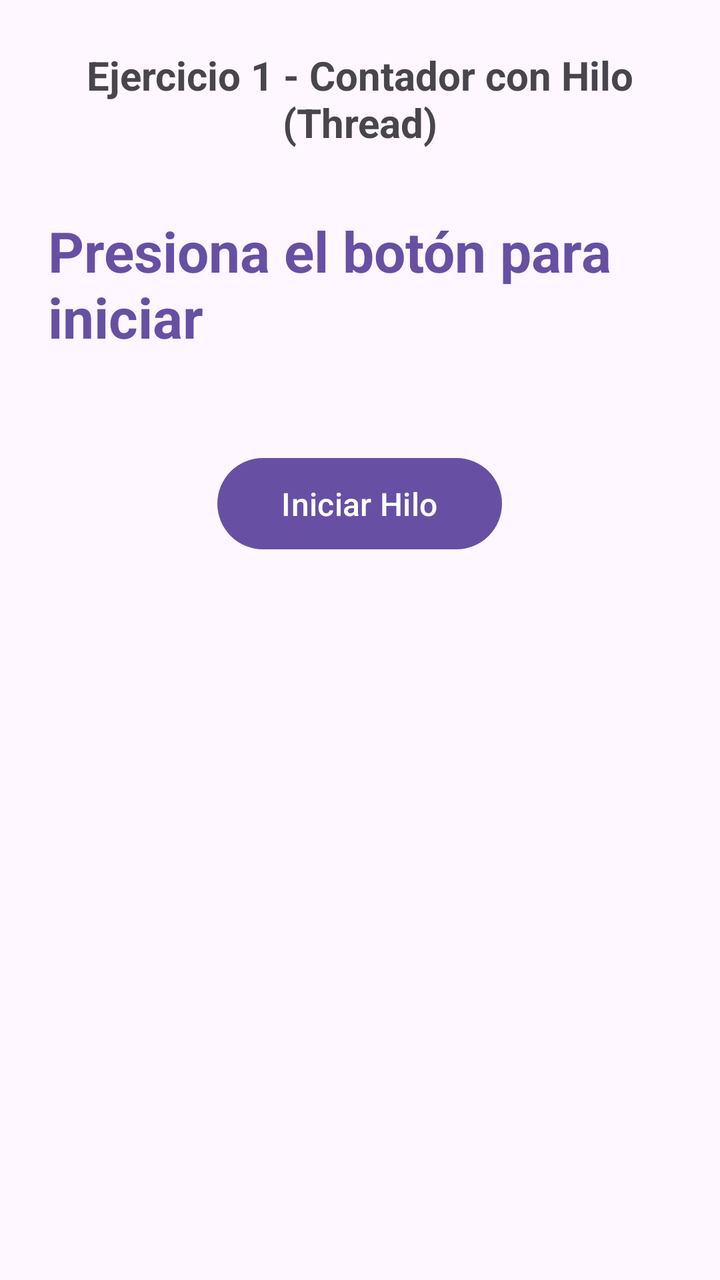
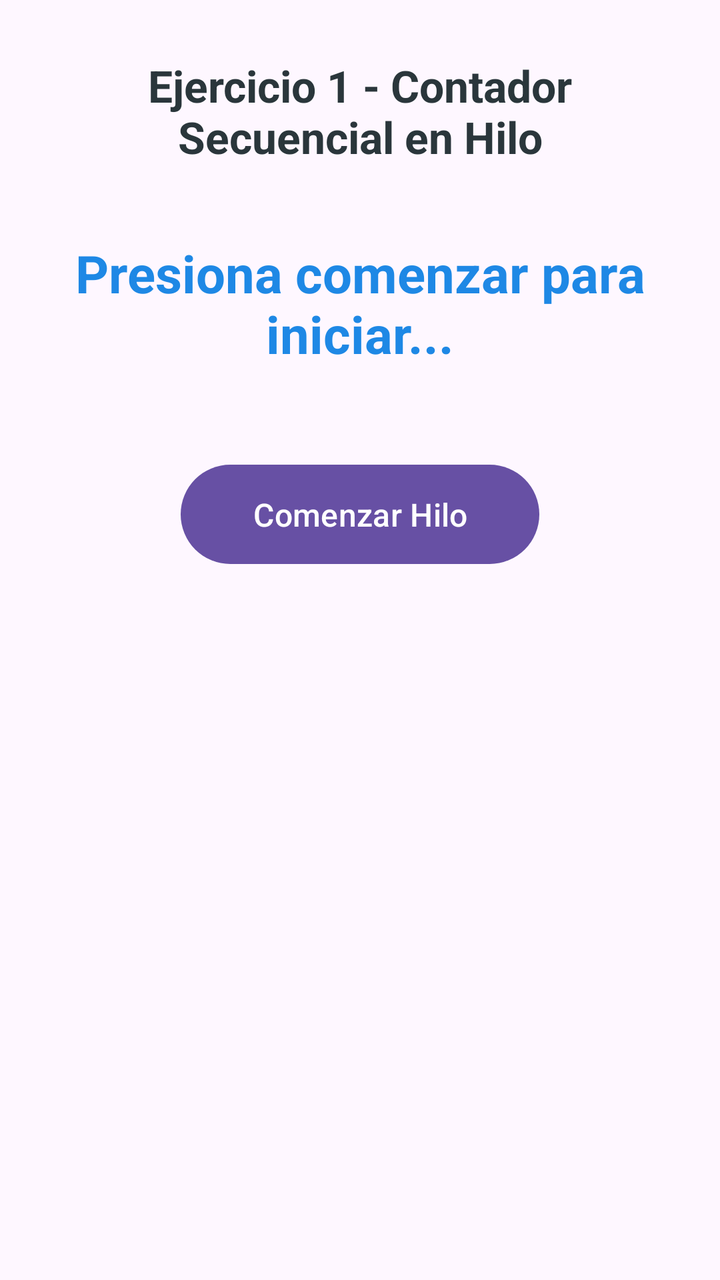

The first picture is an Android layout as it rendered before a commit; the second is the same layout after the commit. The layout source and the unified diff follow.
<!-- AndroidManifest.xml: application theme Theme.Actividad6 -->
<!-- res/layout/activity_ejercicio1.xml -->
<?xml version="1.0" encoding="utf-8"?>
<LinearLayout xmlns:android="http://schemas.android.com/apk/res/android"
    xmlns:tools="http://schemas.android.com/tools"
    android:id="@+id/main"
    android:layout_width="match_parent"
    android:layout_height="match_parent"
    android:orientation="vertical"
    android:padding="24dp"
    android:gravity="center_horizontal"
    tools:context=".ejercicios.ejercicio1.Ejercicio1Activity">

    <TextView
        android:id="@+id/tvHeader"
        android:layout_width="wrap_content"
        android:layout_height="wrap_content"
        android:text="Ejercicio 1 - Contador con Hilo (Thread)"
        android:textSize="20sp"
        android:textStyle="bold"
        android:textAlignment="center"
        android:layout_marginBottom="32dp" />

    <TextView
        android:id="@+id/tvResultado"
        android:layout_width="wrap_content"
        android:layout_height="wrap_content"
        android:text="Presiona el botón para iniciar"
        android:textSize="28sp"
        android:textStyle="bold"
        android:textColor="?attr/colorPrimary"
        android:layout_marginBottom="48dp" />

    <com.google.android.material.button.MaterialButton
        android:id="@+id/btnIniciar"
        android:layout_width="wrap_content"
        android:layout_height="wrap_content"
        android:text="Iniciar Hilo"
        android:textSize="16sp"
        android:paddingStart="32dp"
        android:paddingEnd="32dp"
        android:paddingTop="12dp"
        android:paddingBottom="12dp" />

</LinearLayout>
<!-- resources referenced by this layout -->
<resources>
  <style name="Theme.Actividad6" parent="Base.Theme.Actividad6" />
  <style name="Base.Theme.Actividad6" parent="Theme.Material3.DayNight.NoActionBar">
          
          
      </style>
</resources>

<!-- the commit's change to res/layout/activity_ejercicio1.xml (unified diff, before → after) -->
@@ -5,39 +5,41 @@
     android:layout_width="match_parent"
     android:layout_height="match_parent"
     android:orientation="vertical"
-    android:padding="24dp"
+    android:padding="28dp"
     android:gravity="center_horizontal"
     tools:context=".ejercicios.ejercicio1.Ejercicio1Activity">
 
     <TextView
-        android:id="@+id/tvHeader"
+        android:id="@+id/lblTituloModulo"
         android:layout_width="wrap_content"
         android:layout_height="wrap_content"
-        android:text="Ejercicio 1 - Contador con Hilo (Thread)"
-        android:textSize="20sp"
+        android:text="Ejercicio 1 - Contador Secuencial en Hilo"
+        android:textSize="22sp"
         android:textStyle="bold"
         android:textAlignment="center"
-        android:layout_marginBottom="32dp" />
+        android:textColor="@color/primary_color"
+        android:layout_marginBottom="36dp" />
 
     <TextView
-        android:id="@+id/tvResultado"
+        android:id="@+id/lblContadorOutput"
         android:layout_width="wrap_content"
         android:layout_height="wrap_content"
-        android:text="Presiona el botón para iniciar"
-        android:textSize="28sp"
+        android:text="Presiona comenzar para iniciar..."
+        android:textSize="26sp"
         android:textStyle="bold"
-        android:textColor="?attr/colorPrimary"
-        android:layout_marginBottom="48dp" />
+        android:textColor="@color/custom_blue"
+        android:textAlignment="center"
+        android:layout_marginBottom="44dp" />
 
     <com.google.android.material.button.MaterialButton
-        android:id="@+id/btnIniciar"
+        android:id="@+id/btnComenzarSecuencia"
         android:layout_width="wrap_content"
         android:layout_height="wrap_content"
-        android:text="Iniciar Hilo"
+        android:text="Comenzar Hilo"
         android:textSize="16sp"
-        android:paddingStart="32dp"
-        android:paddingEnd="32dp"
-        android:paddingTop="12dp"
-        android:paddingBottom="12dp" />
+        android:paddingStart="36dp"
+        android:paddingEnd="36dp"
+        android:paddingTop="14dp"
+        android:paddingBottom="14dp" />
 
 </LinearLayout>
<!-- resource entries referenced after the edit -->
@@ -1,5 +1,7 @@
 <!-- resources referenced by this layout -->
 <resources>
+  <color name="custom_blue">#1E88E5</color>
+  <color name="primary_color">#2A363B</color>
   <style name="Theme.Actividad6" parent="Base.Theme.Actividad6" />
   <style name="Base.Theme.Actividad6" parent="Theme.Material3.DayNight.NoActionBar">
           
